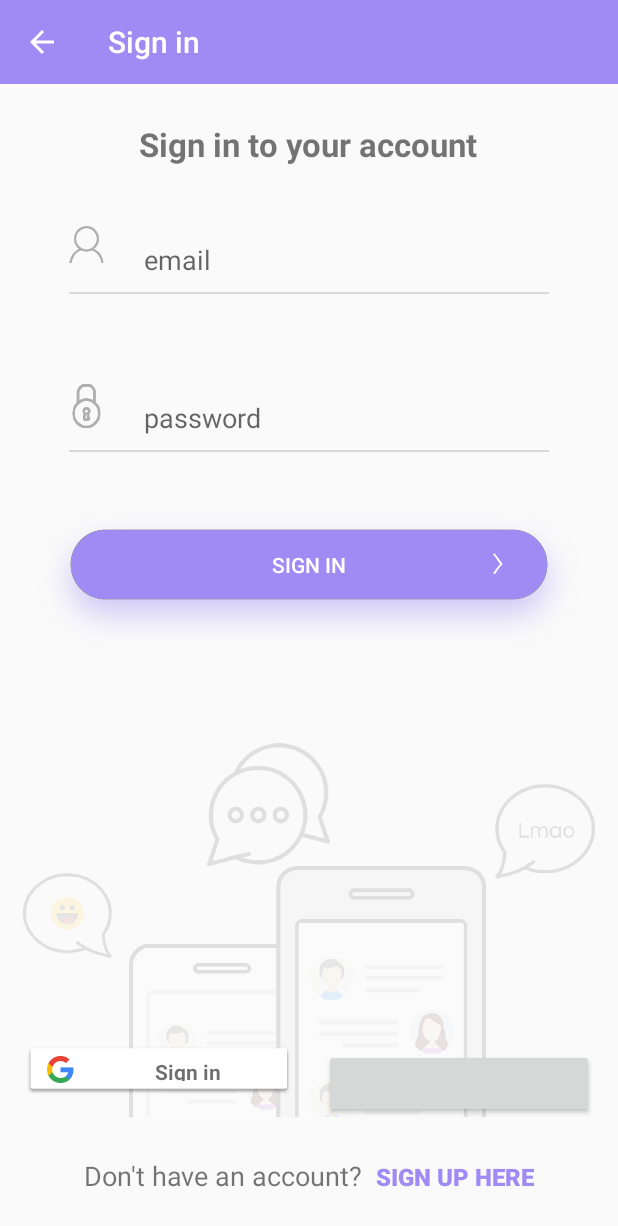
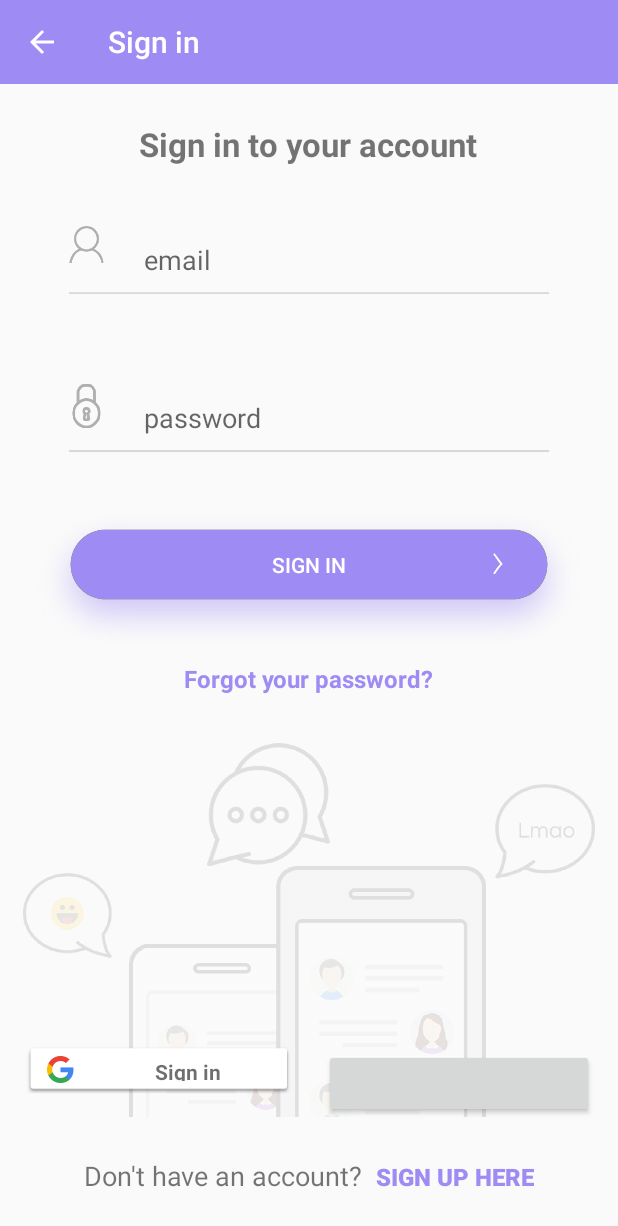
Before and after one commit to Kyksi/ChatApp, an Android app: the screen it shows after launch (LoginActivity), after a tap on "SIGN IN", on a phone screen of 412 x 824 dp. Shown: the top 1226 px of the screen. Run offline under Robolectric (Android 15) with nearby library versions, the phone set to English and light mode, and no system bars; our stand-ins replace Firebase (no records; nobody signed in at launch, a user with empty details on screens opened directly); libraries missing offline, so code that uses them is left out: com.facebook, com.facebook.login; plain views replace LoginButton; 4 statements that could not run were skipped.

Commit message:
reset password

```diff
--- a/app/src/main/java/com/naz/chatapp/LoginActivity.java
+++ b/app/src/main/java/com/naz/chatapp/LoginActivity.java
@@ -13,6 +13,7 @@ import android.view.animation.Animation;
 import android.view.animation.AnimationUtils;
 import android.widget.Button;
 import android.widget.EditText;
+import android.widget.TextView;
 import android.widget.Toast;
 
 import com.facebook.AccessToken;
@@ -51,6 +52,7 @@ public class LoginActivity extends AppCompatActivity {
     CallbackManager callbackManager;
     View mLoginFormView, mProgress;
     Animation animAlpha;
+    TextView forgot_password;
 
     @RequiresApi(api = Build.VERSION_CODES.KITKAT)
     @Override
@@ -74,6 +76,7 @@ public class LoginActivity extends AppCompatActivity {
         sign_up = findViewById(R.id.sign_up_here);
         mLoginFormView = findViewById(R.id.login_form);
         mProgress = findViewById(R.id.login_progress_form);
+        forgot_password = findViewById(R.id.forgot_password);
 
         facebookloginBtn.setReadPermissions("email");
 
@@ -81,6 +84,7 @@ public class LoginActivity extends AppCompatActivity {
         sign_up.setOnClickListener(onClickListener);
         facebookloginBtn.setOnClickListener(onClickListener);
         signInBtn.setOnClickListener(onClickListener);
+        forgot_password.setOnClickListener(onClickListener);
 
         animAlpha = AnimationUtils.loadAnimation(this, R.anim.alpha);
 
@@ -113,6 +117,9 @@ public class LoginActivity extends AppCompatActivity {
                     break;
                 case R.id.googleBtn:
                     startActivityForResult(mGoogleSignInClient.getSignInIntent(), 101);
+                    break;
+                case R.id.forgot_password:
+                    startActivity(new Intent(LoginActivity.this, ResetPasswordActivity.class));
                     break;
             }
         }
--- a/app/src/main/res/layout/activity_login.xml
+++ b/app/src/main/res/layout/activity_login.xml
@@ -86,6 +86,17 @@
                 android:paddingBottom="20dp"
                 android:layout_centerHorizontal="true"/>
 
+            <TextView
+                android:id="@+id/forgot_password"
+                android:layout_width="wrap_content"
+                android:layout_height="wrap_content"
+                android:text="Forgot your password?"
+                android:layout_below="@id/btn_login"
+                android:layout_centerHorizontal="true"
+                android:textColor="@color/colorPrimary"
+                android:textStyle="bold"
+                android:textSize="16dp"/>
+
             <ImageView
                 android:id="@+id/imageView"
                 android:layout_width="wrap_content"
```
Also changed, not shown: app/src/main/AndroidManifest.xml (+5 -3 lines), app/src/main/java/com/naz/chatapp/ResetPasswordActivity.java (added, +63 -0 lines), app/src/main/res/layout/activity_reset_password.xml (added, +48 -0 lines).
